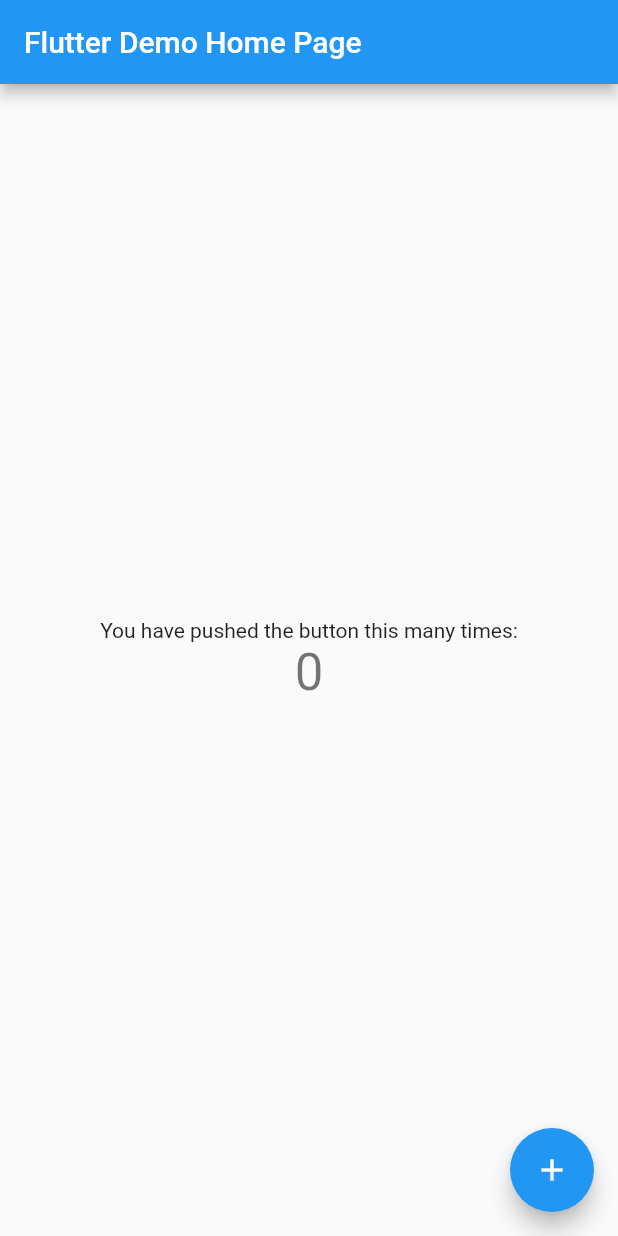
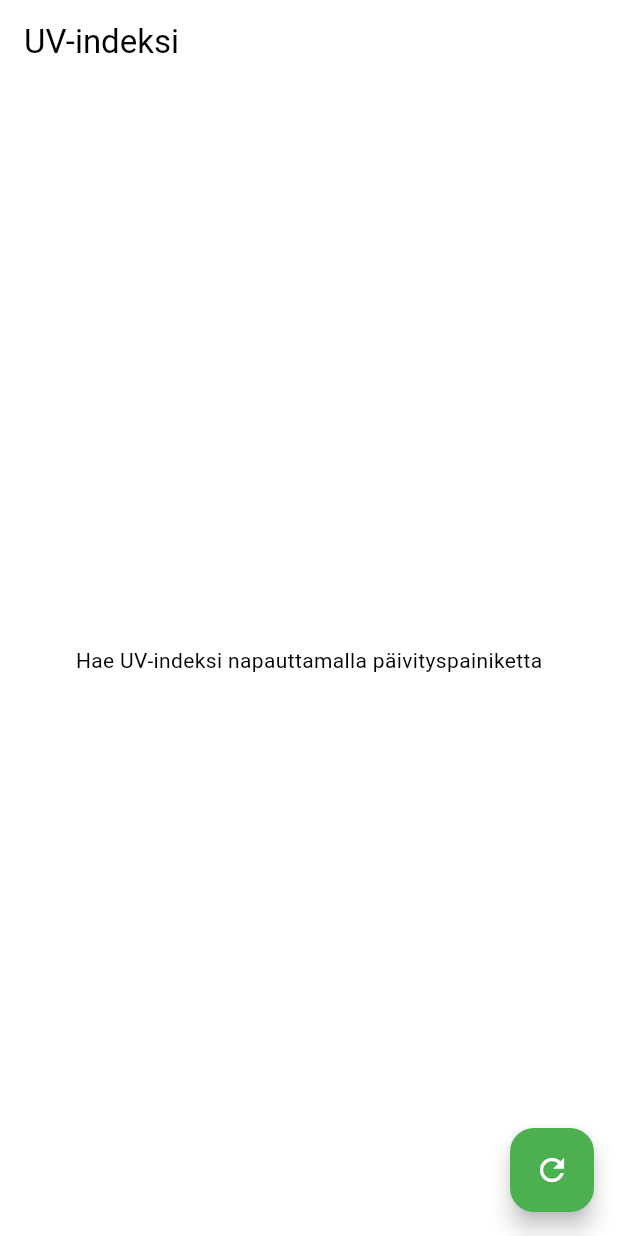
Before and after one commit to areee/uv_indeksi, a Flutter app: the screen it shows after launch, on a phone screen of 412 x 824 dp. Run offline on Flutter 3.47's test engine with Material 2 defaults, Android fonts, the phone set to English and light mode, and no system bars.

Commit message:
Read UV data (#2)
* Add http & xml dependencies

* Starting point for uv_service

* Starting point for uv_test

* Get UV date & value from the API

* Clean pubspec.yaml

* Clean main.dart & start making changes

* Fix default values when uv service doesn't return anything

* Initially finish getting & showing UV index

* Fine-tune date & location texts

* Replace value dot with comma (Finnish decimal format)

* Remove comments from uv_test

* Remove unnecessary comment from uv_service

```diff
--- /dev/null
+++ b/lib/date_helper.dart
@@ -0,0 +1,5 @@
+import 'package:intl/intl.dart';
+
+String formatDateTime(DateTime dateTime) {
+  return DateFormat('d.M.yyyy H:mm').format(dateTime);
+}
--- a/lib/main.dart
+++ b/lib/main.dart
@@ -1,4 +1,7 @@
+import 'package:flutter/foundation.dart';
 import 'package:flutter/material.dart';
+import 'package:uv_indeksi/date_helper.dart';
+import 'package:uv_indeksi/uv_service.dart';
 
 void main() {
   runApp(const MyApp());
@@ -7,39 +10,28 @@ void main() {
 class MyApp extends StatelessWidget {
   const MyApp({super.key});
 
-  // This widget is the root of your application.
   @override
   Widget build(BuildContext context) {
+    const appTitle = 'UV-indeksi';
+
     return MaterialApp(
-      title: 'Flutter Demo',
+      debugShowCheckedModeBanner: false,
+      title: appTitle,
       theme: ThemeData(
-        // This is the theme of your application.
-        //
-        // Try running your application with "flutter run". You'll see the
-        // application has a blue toolbar. Then, without quitting the app, try
-        // changing the primarySwatch below to Colors.green and then invoke
-        // "hot reload" (press "r" in the console where you ran "flutter run",
-        // or simply save your changes to "hot reload" in a Flutter IDE).
-        // Notice that the counter didn't reset back to zero; the application
-        // is not restarted.
-        primarySwatch: Colors.blue,
+        useMaterial3: true,
+        colorScheme: const ColorScheme.light(primary: Colors.green),
       ),
-      home: const MyHomePage(title: 'Flutter Demo Home Page'),
+      darkTheme: ThemeData(
+        useMaterial3: true,
+        colorScheme: const ColorScheme.dark(primary: Colors.green),
+      ),
+      home: const MyHomePage(title: appTitle),
     );
   }
 }
 
 class MyHomePage extends StatefulWidget {
   const MyHomePage({super.key, required this.title});
-
-  // This widget is the home page of your application. It is stateful, meaning
-  // that it has a State object (defined below) that contains fields that affect
-  // how it looks.
-
-  // This class is the configuration for the state. It holds the values (in this
-  // case the title) provided by the parent (in this case the App widget) and
-  // used by the build method of the State. Fields in a Widget subclass are
-  // always marked "final".
 
   final String title;
 
@@ -48,68 +40,77 @@ class MyHomePage extends StatefulWidget {
 }
 
 class _MyHomePageState extends State<MyHomePage> {
-  int _counter = 0;
+  String? _uvTime;
+  String? _uvValue;
+  var _loading = false;
 
-  void _incrementCounter() {
-    setState(() {
-      // This call to setState tells the Flutter framework that something has
-      // changed in this State, which causes it to rerun the build method below
-      // so that the display can reflect the updated values. If we changed
-      // _counter without calling setState(), then the build method would not be
-      // called again, and so nothing would appear to happen.
-      _counter++;
-    });
+  void _fetchUV() async {
+    try {
+      if (_loading) {
+        return;
+      }
+
+      setState(() {
+        _loading = true;
+      });
+
+      final uv = await fetchUV();
+
+      setState(() {
+        _uvTime = formatDateTime(uv.time);
+        _uvValue = uv.value.toString().replaceAll('.', ',');
+      });
+    } on Exception catch (e) {
+      ScaffoldMessenger.of(context).showSnackBar(
+        SnackBar(
+          content: Text('Virhe: $e'),
+        ),
+      );
+      if (kDebugMode) {
+        print(e);
+      }
+    } finally {
+      setState(() {
+        _loading = false;
+      });
+    }
   }
 
   @override
   Widget build(BuildContext context) {
-    // This method is rerun every time setState is called, for instance as done
-    // by the _incrementCounter method above.
-    //
-    // The Flutter framework has been optimized to make rerunning build methods
-    // fast, so that you can just rebuild anything that needs updating rather
-    // than having to individually change instances of widgets.
     return Scaffold(
       appBar: AppBar(
-        // Here we take the value from the MyHomePage object that was created by
-        // the App.build method, and use it to set our appbar title.
         title: Text(widget.title),
       ),
       body: Center(
-        // Center is a layout widget. It takes a single child and positions it
-        // in the middle of the parent.
         child: Column(
-          // Column is also a layout widget. It takes a list of children and
-          // arranges them vertically. By default, it sizes itself to fit its
-          // children horizontally, and tries to be as tall as its parent.
-          //
-          // Invoke "debug painting" (press "p" in the console, choose the
-          // "Toggle Debug Paint" action from the Flutter Inspector in Android
-          // Studio, or the "Toggle Debug Paint" command in Visual Studio Code)
-          // to see the wireframe for each widget.
-          //
-          // Column has various properties to control how it sizes itself and
-          // how it positions its children. Here we use mainAxisAlignment to
-          // center the children vertically; the main axis here is the vertical
-          // axis because Columns are vertical (the cross axis would be
-          // horizontal).
           mainAxisAlignment: MainAxisAlignment.center,
           children: <Widget>[
-            const Text(
-              'You have pushed the button this many times:',
-            ),
-            Text(
-              '$_counter',
-              style: Theme.of(context).textTheme.headlineMedium,
-            ),
+            _loading
+                ? const CircularProgressIndicator()
+                : _uvTime == null
+                    ? const Text(
+                        'Hae UV-indeksi napauttamalla päivityspainiketta',
+                      )
+                    : Column(
+                        mainAxisAlignment: MainAxisAlignment.center,
+                        children: [
+                          Text(
+                            'UV-indeksi: $_uvValue',
+                            style: Theme.of(context).textTheme.headlineMedium,
+                          ),
+                          Text('Viimeisin tieto: $_uvTime'),
+                          const Text('Sijainti: Helsinki Kumpula'),
+                        ],
+                      ),
           ],
         ),
       ),
       floatingActionButton: FloatingActionButton(
-        onPressed: _incrementCounter,
-        tooltip: 'Increment',
-        child: const Icon(Icons.add),
-      ), // This trailing comma makes auto-formatting nicer for build methods.
+        onPressed: _fetchUV,
+        tooltip: 'Päivitä',
+        child: const Icon(Icons.refresh),
+      ),
     );
   }
 }
--- /dev/null
+++ b/lib/uv_class.dart
@@ -0,0 +1,7 @@
+/// UV class that holds UV data.
+class UV {
+  final DateTime time;
+  final double value;
+
+  UV(this.time, this.value);
+}
```
Also changed, not shown: lib/uv_service.dart (added, +25 -0 lines), pubspec.yaml (+4 -71 lines), pubspec.lock, 1 other file.
